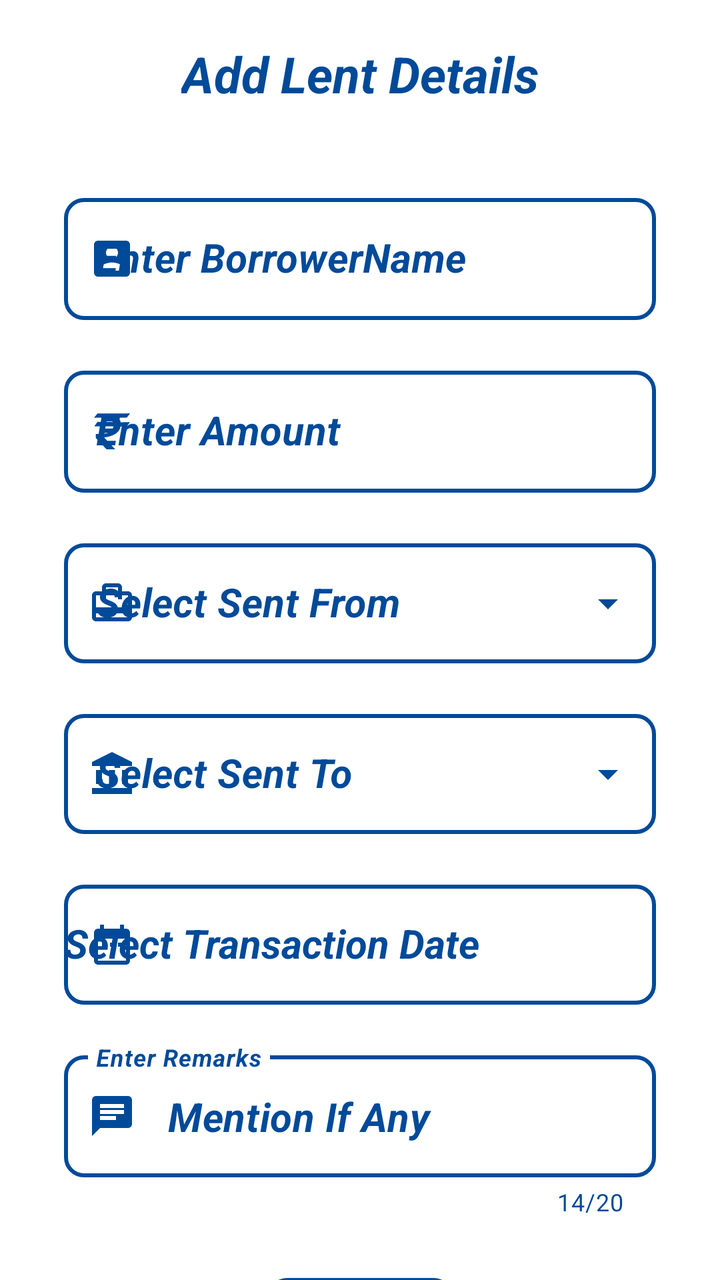
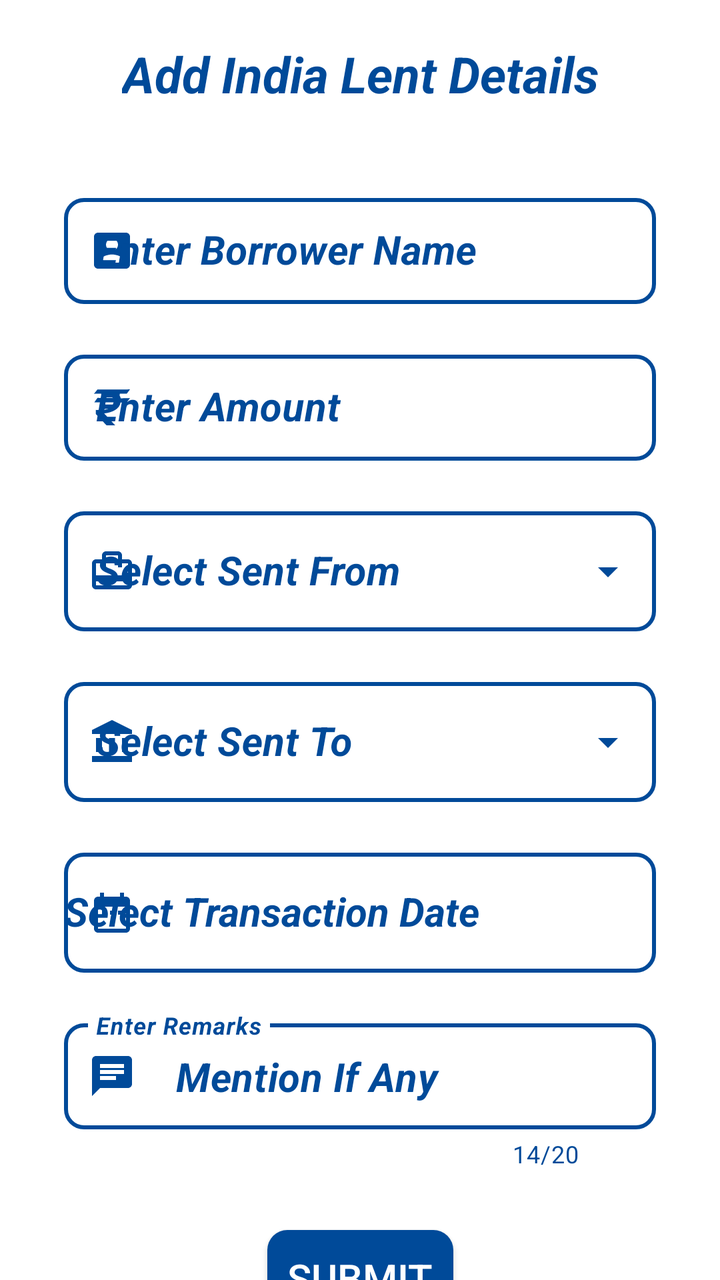

An Android layout rendered at two revisions. The XML below is the earlier revision; the diff shows what the commit changed to produce the second picture.
<!-- AndroidManifest.xml: application theme AppTheme -->
<!-- res/layout/fragment_add_lent_india.xml -->
<?xml version="1.0" encoding="utf-8"?>
<FrameLayout xmlns:android="http://schemas.android.com/apk/res/android"
    xmlns:app="http://schemas.android.com/apk/res-auto"
    xmlns:tools="http://schemas.android.com/tools"
    android:layout_width="match_parent"
    android:layout_height="match_parent"
    android:background="@color/white"
    tools:context=".AddLent.AddLentIndiaFragment">

    <androidx.constraintlayout.widget.ConstraintLayout
        android:layout_width="match_parent"
        android:layout_height="wrap_content">

        <TextView
            android:id="@+id/lendDecHeading"
            android:layout_width="wrap_content"
            android:layout_height="wrap_content"
            android:layout_marginTop="20dp"
            android:text="@string/lending_declaration"
            android:textColor="@color/background"
            android:textSize="25sp"
            android:textStyle="bold|italic"
            app:layout_constraintEnd_toEndOf="parent"
            app:layout_constraintStart_toStartOf="parent"
            app:layout_constraintTop_toTopOf="parent" />

        <com.google.android.material.textfield.TextInputLayout
            android:id="@+id/lendDecNameLayout"
            style="@style/Widget.MaterialComponents.TextInputLayout.OutlinedBox"
            android:layout_width="match_parent"
            android:layout_height="wrap_content"
            android:layout_marginStart="32dp"
            android:layout_marginTop="40dp"
            android:layout_marginEnd="32dp"
            android:hint="@string/borrowername"
            android:textColorHint="@color/background"
            android:theme="@style/ThemeOverlay.AppTheme.TextInputEditText.Outlined"
            app:boxCornerRadiusBottomEnd="10dp"
            app:boxCornerRadiusBottomStart="10dp"
            app:boxCornerRadiusTopEnd="10dp"
            app:boxCornerRadiusTopStart="10dp"
            app:boxStrokeColor="@color/grey"
            app:boxStrokeWidth="2dp"
            app:boxStrokeWidthFocused="2dp"
            app:endIconMode="clear_text"
            app:endIconTint="@color/background"
            app:errorTextColor="@color/red"
            app:hintTextColor="@color/background"
            app:layout_constraintEnd_toEndOf="parent"
            app:layout_constraintStart_toStartOf="parent"
            app:layout_constraintTop_toBottomOf="@+id/lendDecHeading"
            app:startIconDrawable="@drawable/ic_name"
            app:startIconTint="@color/background">

            <com.google.android.material.textfield.TextInputEditText
                android:id="@+id/lendDecName"
                android:layout_width="match_parent"
                android:layout_height="wrap_content"
                android:imeOptions="actionNext"
                android:inputType="textCapWords"
                android:textColor="@color/background"
                android:textCursorDrawable="@drawable/color_cursor"
                android:textSize="20sp"
                android:textStyle="bold|italic" />
        </com.google.android.material.textfield.TextInputLayout>

        <com.google.android.material.textfield.TextInputLayout
            android:id="@+id/lendDecAmountLayout"
            style="@style/Widget.MaterialComponents.TextInputLayout.OutlinedBox"
            android:layout_width="0dp"
            android:layout_height="wrap_content"
            android:layout_marginTop="20dp"
            android:hint="@string/amount"
            android:textColorHint="@color/background"
            android:theme="@style/ThemeOverlay.AppTheme.TextInputEditText.Outlined"
            app:boxCornerRadiusBottomEnd="10dp"
            app:boxCornerRadiusBottomStart="10dp"
            app:boxCornerRadiusTopEnd="10dp"
            app:boxCornerRadiusTopStart="10dp"
            app:boxStrokeColor="@color/grey"
            app:boxStrokeWidth="2dp"
            app:boxStrokeWidthFocused="2dp"
            app:endIconMode="clear_text"
            app:endIconTint="@color/background"
            app:errorTextColor="@color/red"
            app:hintTextColor="@color/background"
            app:layout_constraintEnd_toEndOf="@+id/lendDecNameLayout"
            app:layout_constraintStart_toStartOf="@+id/lendDecNameLayout"
            app:layout_constraintTop_toBottomOf="@+id/lendDecNameLayout"
            app:startIconDrawable="@drawable/ic_rupee"
            app:startIconTint="@color/background">

            <com.google.android.material.textfield.TextInputEditText
                android:id="@+id/lendDecAmount"
                android:layout_width="match_parent"
                android:layout_height="wrap_content"
                android:imeOptions="actionDone"
                android:inputType="number"
                android:textColor="@color/background"
                android:textCursorDrawable="@drawable/color_cursor"
                android:textSize="20sp"
                android:textStyle="bold|italic" />
        </com.google.android.material.textfield.TextInputLayout>

        <com.google.android.material.textfield.TextInputLayout
            android:id="@+id/lendDecFromLayout"
            style="@style/Widget.MaterialComponents.TextInputLayout.OutlinedBox.Dense.ExposedDropdownMenu"
            android:layout_width="0dp"
            android:layout_height="wrap_content"
            android:layout_marginTop="20dp"
            android:hint="@string/sent_from"
            android:textColorHint="@color/background"
            android:theme="@style/ThemeOverlay.AppTheme.TextInputEditText.Outlined"
            app:boxCornerRadiusBottomEnd="10dp"
            app:boxCornerRadiusBottomStart="10dp"
            app:boxCornerRadiusTopEnd="10dp"
            app:boxCornerRadiusTopStart="10dp"
            app:boxStrokeColor="@color/grey"
            app:boxStrokeWidth="2dp"
            app:boxStrokeWidthFocused="2dp"
            app:endIconTint="@color/background"
            app:errorTextColor="@color/red"
            app:hintTextColor="@color/background"
            app:layout_constraintEnd_toEndOf="@+id/lendDecAmountLayout"
            app:layout_constraintStart_toStartOf="@+id/lendDecAmountLayout"
            app:layout_constraintTop_toBottomOf="@+id/lendDecAmountLayout"
            app:startIconDrawable="@drawable/ic_view_balance"
            app:startIconTint="@color/background">

            <AutoCompleteTextView
                android:id="@+id/lendDecFrom"
                android:layout_width="match_parent"
                android:layout_height="60sp"
                android:inputType="none"
                android:textColor="@color/background"
                android:textSize="20sp"
                android:textStyle="bold|italic"
                tools:ignore="LabelFor" />
        </com.google.android.material.textfield.TextInputLayout>

        <com.google.android.material.textfield.TextInputLayout
            android:id="@+id/lendDecToLayout"
            style="@style/Widget.MaterialComponents.TextInputLayout.OutlinedBox.Dense.ExposedDropdownMenu"
            android:layout_width="0dp"
            android:layout_height="wrap_content"
            android:layout_marginTop="20dp"
            android:hint="@string/sent_to"
            android:textColorHint="@color/background"
            android:theme="@style/ThemeOverlay.AppTheme.TextInputEditText.Outlined"
            app:boxCornerRadiusBottomEnd="10dp"
            app:boxCornerRadiusBottomStart="10dp"
            app:boxCornerRadiusTopEnd="10dp"
            app:boxCornerRadiusTopStart="10dp"
            app:boxStrokeColor="@color/background"
            app:boxStrokeWidth="2dp"
            app:boxStrokeWidthFocused="2dp"
            app:endIconTint="@color/background"
            app:errorTextColor="@color/red"
            app:hintTextColor="@color/background"
            app:layout_constraintEnd_toEndOf="@+id/lendDecFromLayout"
            app:layout_constraintStart_toStartOf="@+id/lendDecFromLayout"
            app:layout_constraintTop_toBottomOf="@+id/lendDecFromLayout"
            app:startIconDrawable="@drawable/ic_account_balance"
            app:startIconTint="@color/background">

            <AutoCompleteTextView
                android:id="@+id/lendDecTo"
                android:layout_width="match_parent"
                android:layout_height="60sp"
                android:inputType="none"
                android:textColor="@color/background"
                android:textSize="20sp"
                android:textStyle="bold|italic"
                tools:ignore="LabelFor" />
        </com.google.android.material.textfield.TextInputLayout>

        <com.google.android.material.textfield.TextInputLayout
            android:id="@+id/lendDecTranDateLayout"
            style="@style/Widget.MaterialComponents.TextInputLayout.OutlinedBox"
            android:layout_width="0dp"
            android:layout_height="wrap_content"
            android:layout_marginTop="20dp"
            android:hint="@string/transaction_date"
            android:textColorHint="@color/background"
            android:theme="@style/ThemeOverlay.AppTheme.TextInputEditText.Outlined"
            app:boxCornerRadiusBottomEnd="10dp"
            app:boxCornerRadiusBottomStart="10dp"
            app:boxCornerRadiusTopEnd="10dp"
            app:boxCornerRadiusTopStart="10dp"
            app:boxStrokeColor="@color/grey"
            app:boxStrokeWidth="2dp"
            app:boxStrokeWidthFocused="2dp"
            app:errorTextColor="@color/red"
            app:layout_constraintEnd_toEndOf="@+id/lendDecToLayout"
            app:layout_constraintStart_toStartOf="@+id/lendDecToLayout"
            app:layout_constraintTop_toBottomOf="@+id/lendDecToLayout"
            app:startIconDrawable="@drawable/ic_date"
            app:startIconTint="@color/background">

            <AutoCompleteTextView
                android:id="@+id/lendDecTranDate"
                android:layout_width="match_parent"
                android:layout_height="60sp"
                android:inputType="none"
                android:textColor="@color/background"
                android:textCursorDrawable="@drawable/color_cursor"
                android:textSize="20sp"
                android:textStyle="bold|italic"
                tools:ignore="LabelFor" />
        </com.google.android.material.textfield.TextInputLayout>

        <com.google.android.material.textfield.TextInputLayout
            android:id="@+id/lendDecRemarksLayout"
            style="@style/Widget.MaterialComponents.TextInputLayout.OutlinedBox"
            android:layout_width="0dp"
            android:layout_height="wrap_content"
            android:layout_marginTop="20dp"
            android:hint="@string/remarks"
            android:textColorHint="@color/background"
            android:theme="@style/ThemeOverlay.AppTheme.TextInputEditText.Outlined"
            app:boxCornerRadiusBottomEnd="10dp"
            app:boxCornerRadiusBottomStart="10dp"
            app:boxCornerRadiusTopEnd="10dp"
            app:boxCornerRadiusTopStart="10dp"
            app:boxStrokeColor="@color/grey"
            app:boxStrokeWidth="2dp"
            app:boxStrokeWidthFocused="2dp"
            app:counterEnabled="true"
            app:counterMaxLength="20"
            app:counterTextColor="@color/background"
            app:endIconMode="clear_text"
            app:endIconTint="@color/background"
            app:errorTextColor="@color/red"
            app:hintTextColor="@color/background"
            app:layout_constraintEnd_toEndOf="@+id/lendDecTranDateLayout"
            app:layout_constraintStart_toStartOf="@+id/lendDecTranDateLayout"
            app:layout_constraintTop_toBottomOf="@+id/lendDecTranDateLayout"
            app:startIconDrawable="@drawable/ic_remarks"
            app:startIconTint="@color/background">

            <com.google.android.material.textfield.TextInputEditText
                android:id="@+id/lendDecRemarks"
                android:layout_width="match_parent"
                android:layout_height="wrap_content"
                android:imeOptions="actionSend"
                android:inputType="textCapWords"
                android:maxLength="20"
                android:text="@string/mention_if_any"
                android:textColor="@color/background"
                android:textCursorDrawable="@drawable/color_cursor"
                android:textSize="20sp"
                android:textStyle="bold|italic" />
        </com.google.android.material.textfield.TextInputLayout>

        <androidx.appcompat.widget.AppCompatButton
            android:id="@+id/lendDecSubmit"
            android:layout_width="wrap_content"
            android:layout_height="wrap_content"
            android:layout_marginTop="30dp"
            android:background="@drawable/button_background"
            android:text="  Submit  "
            android:textColor="@color/white"
            android:textSize="20sp"
            app:layout_constraintEnd_toEndOf="parent"
            app:layout_constraintStart_toStartOf="parent"
            app:layout_constraintTop_toBottomOf="@+id/lendDecRemarksLayout"
            tools:ignore="HardcodedText" />

    </androidx.constraintlayout.widget.ConstraintLayout>

</FrameLayout>
<!-- resources referenced by this layout -->
<resources>
  <color name="background">#004A99</color>
  <color name="grey">#808080</color>
  <color name="red">#FF0000</color>
  <color name="white">#FFFFFFFF</color>
  <!-- drawable button_background (drawable) -->
  <?xml version="1.0" encoding="utf-8"?>
  <ripple xmlns:android="http://schemas.android.com/apk/res/android"
      android:color="@color/white">
      <item>
          <shape android:shape="rectangle">
              <solid android:color="@color/background" />
              <corners android:radius="10dp" />
          </shape>
      </item>
  </ripple>
  <!-- drawable color_cursor (drawable) -->
  <?xml version="1.0" encoding="utf-8"?>
  <shape xmlns:android="http://schemas.android.com/apk/res/android"
      android:shape="rectangle">
      <size android:width="2dp" />
      <solid android:color="@color/background" />
  </shape>
  <!-- drawable ic_date (drawable) -->
  <vector android:height="24dp" android:tint="#FFFFFF"
      android:viewportHeight="24" android:viewportWidth="24"
      android:width="24dp" xmlns:android="http://schemas.android.com/apk/res/android">
      <path android:fillColor="@android:color/white" android:pathData="M9,11L7,11v2h2v-2zM13,11h-2v2h2v-2zM17,11h-2v2h2v-2zM19,4h-1L18,2h-2v2L8,4L8,2L6,2v2L5,4c-1.11,0 -1.99,0.9 -1.99,2L3,20c0,1.1 0.89,2 2,2h14c1.1,0 2,-0.9 2,-2L21,6c0,-1.1 -0.9,-2 -2,-2zM19,20L5,20L5,9h14v11z"/>
  </vector>
  <!-- drawable ic_name (drawable) -->
  <vector xmlns:android="http://schemas.android.com/apk/res/android"
      android:width="24dp"
      android:height="24dp"
      android:tint="@color/background"
      android:viewportWidth="24"
      android:viewportHeight="24">
      <path
          android:fillColor="@android:color/white"
          android:pathData="M3,5v14c0,1.1 0.89,2 2,2h14c1.1,0 2,-0.9 2,-2L21,5c0,-1.1 -0.9,-2 -2,-2L5,3c-1.11,0 -2,0.9 -2,2zM15,9c0,1.66 -1.34,3 -3,3s-3,-1.34 -3,-3 1.34,-3 3,-3 3,1.34 3,3zM6,17c0,-2 4,-3.1 6,-3.1s6,1.1 6,3.1v1L6,18v-1z" />
  </vector>
  <!-- drawable ic_remarks (drawable) -->
  <vector xmlns:android="http://schemas.android.com/apk/res/android"
      android:width="24dp"
      android:height="24dp"
      android:tint="@color/background"
      android:viewportWidth="24"
      android:viewportHeight="24">
      <path
          android:fillColor="@android:color/white"
          android:pathData="M20,2L4,2c-1.1,0 -1.99,0.9 -1.99,2L2,22l4,-4h14c1.1,0 2,-0.9 2,-2L22,4c0,-1.1 -0.9,-2 -2,-2zM6,9h12v2L6,11L6,9zM14,14L6,14v-2h8v2zM18,8L6,8L6,6h12v2z" />
  </vector>
  <string name="amount">Enter Amount</string>
  <string name="borrowername">Enter BorrowerName</string>
  <string name="lending_declaration">Add Lent Details</string>
  <string name="mention_if_any">Mention If Any</string>
  <string name="remarks">Enter Remarks</string>
  <string name="sent_from">Select Sent From</string>
  <string name="sent_to">Select Sent To</string>
  <string name="transaction_date">Select Transaction Date</string>
  <style name="ThemeOverlay.AppTheme.TextInputEditText.Outlined" parent="">
          <item name="colorControlActivated">@color/background</item>
      </style>
  <style name="AppTheme" parent="Theme.MaterialComponents.Light.DarkActionBar">
          
          
          
          <item name="colorPrimary">@color/background</item>
          <item name="colorPrimaryDark">@color/background</item>
          <item name="colorAccent">@color/background</item>
          
          <item name="colorSurface">@color/background</item>
          
          <item name="android:itemTextAppearance">@style/OptionsMenuStyle</item>
      </style>
  <style name="OptionsMenuStyle" parent="@style/TextAppearance.AppCompat.Widget.ActionBar.Title">
          <item name="android:textColor">@color/background</item>
          <item name="android:textStyle">italic|bold</item>
          <item name="android:textSize">15sp</item>
      </style>
  <!-- unchanged entries left out for length: 3 -->
</resources>

<!-- the commit's change to res/layout/fragment_add_lent_india.xml (unified diff, before → after) -->
@@ -9,14 +9,14 @@
 
     <androidx.constraintlayout.widget.ConstraintLayout
         android:layout_width="match_parent"
-        android:layout_height="wrap_content">
+        android:layout_height="match_parent">
 
         <TextView
             android:id="@+id/lendDecHeading"
             android:layout_width="wrap_content"
             android:layout_height="wrap_content"
             android:layout_marginTop="20dp"
-            android:text="@string/lending_declaration"
+            android:text="@string/add_india_lent_details"
             android:textColor="@color/background"
             android:textSize="25sp"
             android:textStyle="bold|italic"
@@ -32,7 +32,7 @@
             android:layout_marginStart="32dp"
             android:layout_marginTop="40dp"
             android:layout_marginEnd="32dp"
-            android:hint="@string/borrowername"
+            android:hint="@string/borrowerName"
             android:textColorHint="@color/background"
             android:theme="@style/ThemeOverlay.AppTheme.TextInputEditText.Outlined"
             app:boxCornerRadiusBottomEnd="10dp"
<!-- resource entries referenced after the edit -->
@@ -50,15 +50,15 @@
           android:fillColor="@android:color/white"
           android:pathData="M20,2L4,2c-1.1,0 -1.99,0.9 -1.99,2L2,22l4,-4h14c1.1,0 2,-0.9 2,-2L22,4c0,-1.1 -0.9,-2 -2,-2zM6,9h12v2L6,11L6,9zM14,14L6,14v-2h8v2zM18,8L6,8L6,6h12v2z" />
   </vector>
+  <string name="add_india_lent_details">Add India Lent Details</string>
   <string name="amount">Enter Amount</string>
-  <string name="borrowername">Enter BorrowerName</string>
-  <string name="lending_declaration">Add Lent Details</string>
+  <string name="borrowerName">Enter Borrower Name</string>
   <string name="mention_if_any">Mention If Any</string>
   <string name="remarks">Enter Remarks</string>
   <string name="sent_from">Select Sent From</string>
   <string name="sent_to">Select Sent To</string>
   <string name="transaction_date">Select Transaction Date</string>
-  <style name="ThemeOverlay.AppTheme.TextInputEditText.Outlined" parent="">
+  <style name="ThemeOverlay.AppTheme.TextInputEditText.Outlined" parent="Widget.MaterialComponents.TextInputLayout.OutlinedBox.Dense">
           <item name="colorControlActivated">@color/background</item>
       </style>
   <style name="AppTheme" parent="Theme.MaterialComponents.Light.DarkActionBar">
